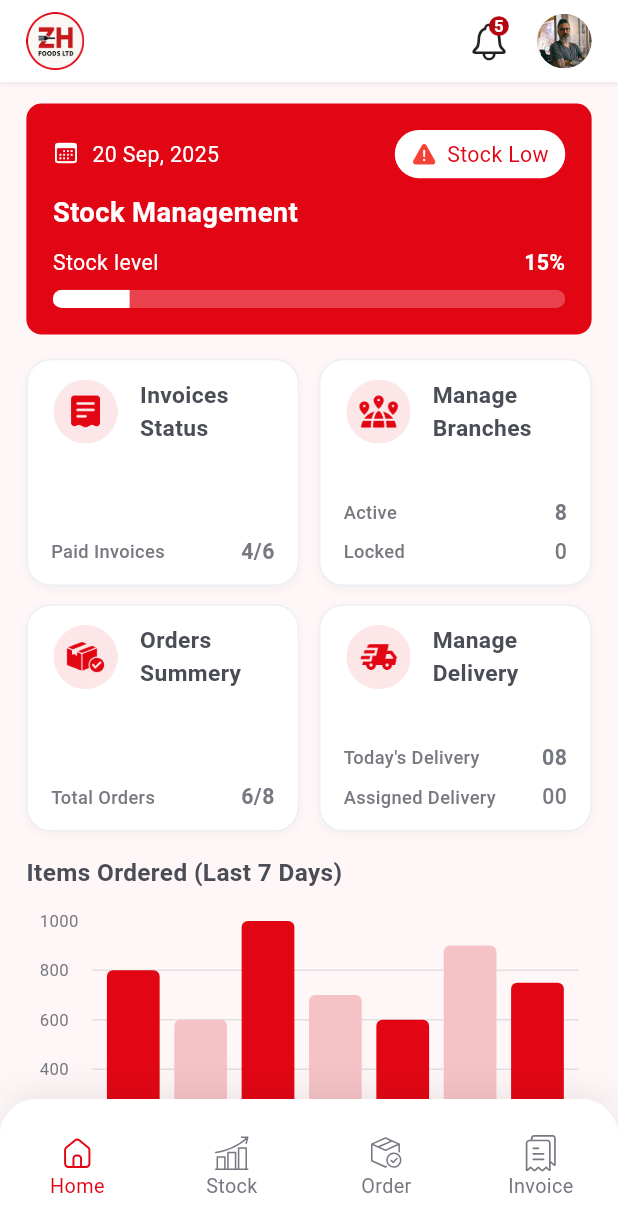
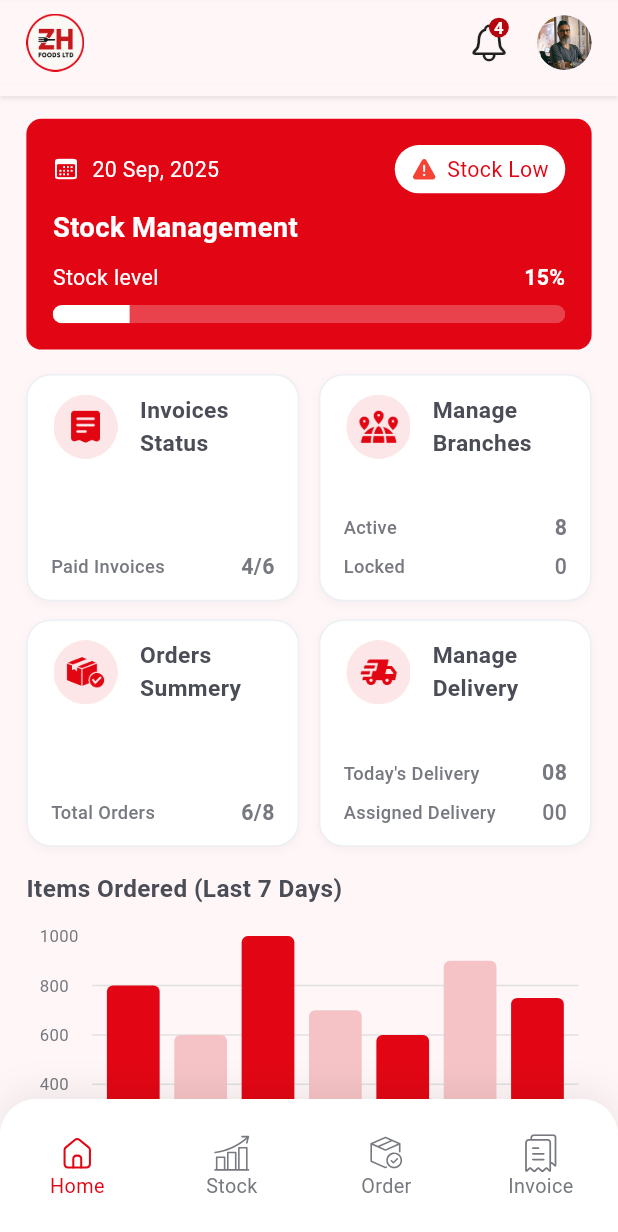
Before and after one commit to backbencherstudio/hmlegends, a Flutter app: the MainWrapper screen opened by its route, on a phone screen of 412 x 824 dp. Shown: the top 1232 px of the screen. Run offline on Flutter 3.47's test engine with Material 3 defaults, Android fonts, the phone set to English and light mode, and no system bars; drawn by our look-alikes of fl_chart; our stand-ins replace flutter_screenutil, flutter_svg, pinput.

Commit message:
fix appbar

```diff
--- a/lib/presentation/view/parent/bottom_nav/screen/wrapper.dart
+++ b/lib/presentation/view/parent/bottom_nav/screen/wrapper.dart
@@ -1,4 +1,5 @@
 import 'package:flutter/material.dart';
+import 'package:hmlegends/core/constant/app_colors.dart';
 import 'package:hmlegends/core/constant/asset_path.dart';
 import 'package:hmlegends/presentation/view_model/parent/bottom_nav_viewmodel.dart';
 import 'package:provider/provider.dart';
@@ -12,30 +13,26 @@ class MainWrapper extends StatelessWidget {
 
   @override
   Widget build(BuildContext context) {
-
-
     final List<Widget> pages = const [
       HomeScreen(),
       HomeScreen(),
       HomeScreen(),
       HomeScreen(),
-
     ];
 
-
     return Consumer<BottomNavViewModel>(
-      builder: (context,nav,child) {
+      builder: (context, nav, child) {
         return Scaffold(
-          backgroundColor: const Color(0xFFFFF8F8),
-          appBar: CustomAppBar(
-            title: '',
-                profileImage: AssetPaths.personIcon,
-                notificationCount: 5,
-              ),
+          backgroundColor: AppColors.bgColor,
+          // appBar: CustomAppBar(
+          //   title: '',
+          //   profileImage: AssetPaths.personIcon,
+          //   notificationCount: 5,
+          // ),
           body: pages[nav.currentIndex],
           bottomNavigationBar: const CustomBottomNavBar(),
         );
-      }
+      },
     );
   }
 }
--- a/lib/presentation/view/parent/bottom_nav/widget/custom_bottom_nav_bar.dart
+++ b/lib/presentation/view/parent/bottom_nav/widget/custom_bottom_nav_bar.dart
@@ -160,14 +160,14 @@ class CustomBottomNavBar extends StatelessWidget {
     return BottomNavigationBarItem(
       icon: SvgPicture.asset(
         iconPath,
-        width: 24.w,
-        height: 24.h,
+        width: 25.w,
+        height: 25.h,
         color: AppColors.authBodyTextColor, // Unselected color
       ),
       activeIcon: SvgPicture.asset(
         activeIconPath,
-        width: 24.w,
-        height: 24.h,
+        width: 25.w,
+        height: 25.h,
         color: AppColors.headOfficeRadiusColor, // Selected color
       ),
       label: label,
--- a/lib/presentation/view/parent/home/screen/home_screen.dart
+++ b/lib/presentation/view/parent/home/screen/home_screen.dart
@@ -14,11 +14,10 @@ class HomeScreen extends StatelessWidget {
   Widget build(BuildContext context) {
     return Scaffold(
       backgroundColor: AppColors.bgColor,
-      // appBar: CustomAppBar(
-      //   title: '',
-      //   profileImage: AssetPaths.personIcon,
-      //   notificationCount: 4,
-      // ),
+      appBar: CustomAppBar(
+        profileImage: AssetPaths.personIcon,
+        notificationCount: 4,
+      ),
       body: SingleChildScrollView(
         padding: EdgeInsets.symmetric(horizontal: 16.w, vertical: 8.h),
         child: Column(
@@ -29,11 +28,14 @@ class HomeScreen extends StatelessWidget {
             SizedBox(height: 16.h),
             _gridCards(),
             SizedBox(height: 16.h),
-            Text('Items Ordered (Last 7 Days)',
+            Text(
+              'Items Ordered (Last 7 Days)',
               style: TextStyle(
                 fontWeight: FontWeight.w600,
                 fontSize: 16.sp,
-                    color: AppColors.authHeaderTextColor)),
+                color: AppColors.authHeaderTextColor,
+              ),
+            ),
             SizedBox(height: 12.h),
             const WeeklyBarChart(),
           ],
@@ -46,35 +48,54 @@ class HomeScreen extends StatelessWidget {
     padding: EdgeInsets.all(16.w),
     decoration: BoxDecoration(
       color: AppColors.headOfficeRadiusColor,
-        borderRadius: BorderRadius.circular(10.r)),
+      borderRadius: BorderRadius.circular(10.r),
+    ),
     child: Column(
       crossAxisAlignment: CrossAxisAlignment.start,
       children: [
-        Row(mainAxisAlignment: MainAxisAlignment.spaceBetween, children: [
-          Row(children: [
+        Row(
+          mainAxisAlignment: MainAxisAlignment.spaceBetween,
+          children: [
+            Row(
+              children: [
                 Icon(CupertinoIcons.calendar, color: Colors.white, size: 16.w),
                 SizedBox(width: 8.w),
-            Text('20 Sep, 2025',
-                style: TextStyle(color: Colors.white, fontSize: 14.sp))
-          ]),
-          _stockChip()
-        ]),
+                Text(
+                  '20 Sep, 2025',
+                  style: TextStyle(color: Colors.white, fontSize: 14.sp),
+                ),
+              ],
+            ),
+            _stockChip(),
+          ],
+        ),
         SizedBox(height: 10.h),
-        Text('Stock Management',
+        Text(
+          'Stock Management',
           style: TextStyle(
             color: Colors.white,
             fontWeight: FontWeight.w600,
-                fontSize: 18.sp)),
+            fontSize: 18.sp,
+          ),
+        ),
         SizedBox(height: 10.h),
-        Row(mainAxisAlignment: MainAxisAlignment.spaceBetween, children: [
-          Text('Stock level',
-              style: TextStyle(color: Colors.white, fontSize: 14.sp)),
-          Text('15%',
+        Row(
+          mainAxisAlignment: MainAxisAlignment.spaceBetween,
+          children: [
+            Text(
+              'Stock level',
+              style: TextStyle(color: Colors.white, fontSize: 14.sp),
+            ),
+            Text(
+              '15%',
               style: TextStyle(
                 color: Colors.white,
                 fontSize: 14.sp,
-                  fontWeight: FontWeight.w600)),
-        ]),
+                fontWeight: FontWeight.w600,
+              ),
+            ),
+          ],
+        ),
         SizedBox(height: 8.h),
         ClipRRect(
           borderRadius: BorderRadius.circular(10.r),
@@ -82,8 +103,9 @@ class HomeScreen extends StatelessWidget {
             value: 0.15,
             backgroundColor: Colors.white24,
             color: Colors.white,
-              minHeight: 12.h),
-        )
+            minHeight: 12.h,
+          ),
+        ),
       ],
     ),
   );
@@ -91,17 +113,28 @@ class HomeScreen extends StatelessWidget {
   Widget _stockChip() => Container(
     padding: EdgeInsets.symmetric(horizontal: 10.w, vertical: 6.h),
     decoration: BoxDecoration(
-        color: Colors.white, borderRadius: BorderRadius.circular(16.r)),
-    child: Row(mainAxisSize: MainAxisSize.min, children: [
-      Icon(CupertinoIcons.exclamationmark_triangle_fill,
-          color: Colors.red, size: 17.sp),
+      color: Colors.white,
+      borderRadius: BorderRadius.circular(16.r),
+    ),
+    child: Row(
+      mainAxisSize: MainAxisSize.min,
+      children: [
+        Icon(
+          CupertinoIcons.exclamationmark_triangle_fill,
+          color: Colors.red,
+          size: 17.sp,
+        ),
         SizedBox(width: 6.w),
-      Text('Stock Low',
+        Text(
+          'Stock Low',
           style: TextStyle(
             color: AppColors.headOfficeRadiusColor,
             fontSize: 14.sp,
-              fontWeight: FontWeight.w400))
-    ]),
+            fontWeight: FontWeight.w400,
+          ),
+        ),
+      ],
+    ),
   );
 
   Widget _gridCards() => GridView.count(
@@ -117,7 +150,8 @@ class HomeScreen extends StatelessWidget {
         subtitle: 'Status',
         label1: 'Paid Invoices',
         value1: '4/6',
-          iconPath: AssetPaths.invoiceIcon),
+        iconPath: AssetPaths.invoiceIcon,
+      ),
       InfoCard(
         title: 'Manage',
         subtitle: 'Branches',
@@ -125,13 +159,15 @@ class HomeScreen extends StatelessWidget {
         value1: '8',
         label2: 'Locked',
         value2: '0',
-          iconPath: AssetPaths.branchIcon),
+        iconPath: AssetPaths.branchIcon,
+      ),
       InfoCard(
         title: 'Orders',
         subtitle: 'Summery',
         label1: 'Total Orders',
         value1: '6/8',
-          iconPath: AssetPaths.orderIcon),
+        iconPath: AssetPaths.orderIcon,
+      ),
       InfoCard(
         title: 'Manage',
         subtitle: 'Delivery',
@@ -139,7 +175,8 @@ class HomeScreen extends StatelessWidget {
         value1: '08',
         label2: 'Assigned Delivery',
         value2: '00',
-          iconPath: AssetPaths.deliveryIcon),
+        iconPath: AssetPaths.deliveryIcon,
+      ),
     ],
   );
 }
--- a/lib/presentation/view/widget/custom_app_bar.dart
+++ b/lib/presentation/view/widget/custom_app_bar.dart
@@ -1,3 +1,108 @@
+// import 'package:flutter/cupertino.dart';
+// import 'package:flutter/material.dart';
+// import 'package:flutter_screenutil/flutter_screenutil.dart';
+// import 'package:hmlegends/core/constant/app_colors.dart';
+// import 'package:hmlegends/core/constant/asset_path.dart';
+//
+// class CustomAppBar extends StatelessWidget implements PreferredSizeWidget {
+//   final String title;
+//   final String profileImage;
+//   final int notificationCount;
+//   final VoidCallback? onProfileTap;
+//   final VoidCallback? onNotificationTap;
+//
+//   const CustomAppBar({
+//     super.key,
+//     required this.title,
+//     required this.profileImage,
+//     required this.notificationCount,
+//     this.onProfileTap,
+//     this.onNotificationTap,
+//   });
+//
+//   @override
+//   Widget build(BuildContext context) {
+//     return Material(
+//       color: Colors.transparent,
+//       elevation: 1,
+//       shadowColor: Colors.black26,
+//       child: Container(
+//         color: Colors.white,
+//         padding: EdgeInsets.symmetric(horizontal: 16.w, vertical: 8.h),
+//         child: SafeArea(
+//           bottom: false,
+//           child: Row(
+//             mainAxisAlignment: MainAxisAlignment.spaceBetween,
+//             children: [
+//               // Left Section
+//               Row(
+//                 children: [
+//                   Image.asset(AssetPaths.headOfficeLogo, height: 38.h),
+//                   SizedBox(width: 8.w),
+//                   Text(
+//                     title,
+//                     style: TextStyle(
+//                       fontSize: 18.sp,
+//                       fontWeight: FontWeight.bold,
+//                       color: Colors.black87,
+//                     ),
+//                   ),
+//                 ],
+//               ),
+//               // Right Section
+//               Row(
+//                 children: [
+//                   GestureDetector(
+//                     onTap: onNotificationTap,
+//                     child: Stack(
+//                       clipBehavior: Clip.none,
+//                       children: [
+//                         Icon(CupertinoIcons.bell, size: 28.sp),
+//                         if (notificationCount > 0)
+//                           Positioned(
+//                             right: 1.w,
+//                             top: -7.h,
+//                             child: Container(
+//                               padding: EdgeInsets.all(3.w),
+//                               decoration: const BoxDecoration(
+//                                 color: Color(0xFFB5050F),
+//                                 shape: BoxShape.circle,
+//                               ),
+//                               child: Text(
+//                                 '$notificationCount',
+//                                 style: TextStyle(
+//                                   fontSize: 11.sp,
+//                                   color: Colors.white,
+//                                   fontWeight: FontWeight.bold,
+//                                 ),
+//                               ),
+//                             ),
+//                           ),
+//                       ],
+//                     ),
+//                   ),
+//                   SizedBox(width: 16.w),
+//                   GestureDetector(
+//                     onTap: onProfileTap,
+//                     child: CircleAvatar(
+//                       radius: 18.r,
+//                       backgroundImage: AssetImage(profileImage),
+//                     ),
+//                   ),
+//                 ],
+//               ),
+//
+//             ],
+//           ),
+//         ),
+//       ),
+//     );
+//   }
+//
+//   @override
+//   Size get preferredSize => Size.fromHeight(75.h);
+// }
+
 import 'package:flutter/cupertino.dart';
 import 'package:flutter/material.dart';
 import 'package:flutter_screenutil/flutter_screenutil.dart';
@@ -5,7 +110,7 @@ import 'package:hmlegends/core/constant/app_colors.dart';
 import 'package:hmlegends/core/constant/asset_path.dart';
 
 class CustomAppBar extends StatelessWidget implements PreferredSizeWidget {
-  final String title;
+
   final String profileImage;
   final int notificationCount;
   final VoidCallback? onProfileTap;
@@ -13,7 +118,6 @@ class CustomAppBar extends StatelessWidget implements PreferredSizeWidget {
 
   const CustomAppBar({
     super.key,
-    required this.title,
     required this.profileImage,
     required this.notificationCount,
     this.onProfileTap,
@@ -26,8 +130,12 @@ class CustomAppBar extends StatelessWidget implements PreferredSizeWidget {
       color: Colors.transparent,
       elevation: 1,
       shadowColor: Colors.black26,
-      child: Container(
-        color: Colors.white,
+      child: Column(
+        mainAxisAlignment: MainAxisAlignment.center,
+        children: [
+          // Main app bar content
+          Container(
+            color: AppColors.bgColor,
             padding: EdgeInsets.symmetric(horizontal: 16.w, vertical: 8.h),
             child: SafeArea(
               bottom: false,
@@ -39,14 +147,6 @@ class CustomAppBar extends StatelessWidget implements PreferredSizeWidget {
                     children: [
                       Image.asset(AssetPaths.headOfficeLogo, height: 38.h),
                       SizedBox(width: 8.w),
-                  Text(
-                    title,
-                    style: TextStyle(
-                      fontSize: 18.sp,
-                      fontWeight: FontWeight.bold,
-                      color: Colors.black87,
-                    ),
-                  ),
                     ],
                   ),
                   // Right Section
@@ -95,9 +195,15 @@ class CustomAppBar extends StatelessWidget implements PreferredSizeWidget {
               ),
             ),
           ),
+          Container(
+            height: 8.h,
+            color: AppColors.bgColor,
+          ),
+        ],
+      ),
     );
   }
 
   @override
-  Size get preferredSize => Size.fromHeight(75.h);
+  Size get preferredSize => Size.fromHeight(64.h);
 }
```
Also changed, not shown: lib/presentation/view/widget/custom_app_bar_2.dart (added, +113 -0 lines). Lines whose indentation alone changed are shown as unchanged.
